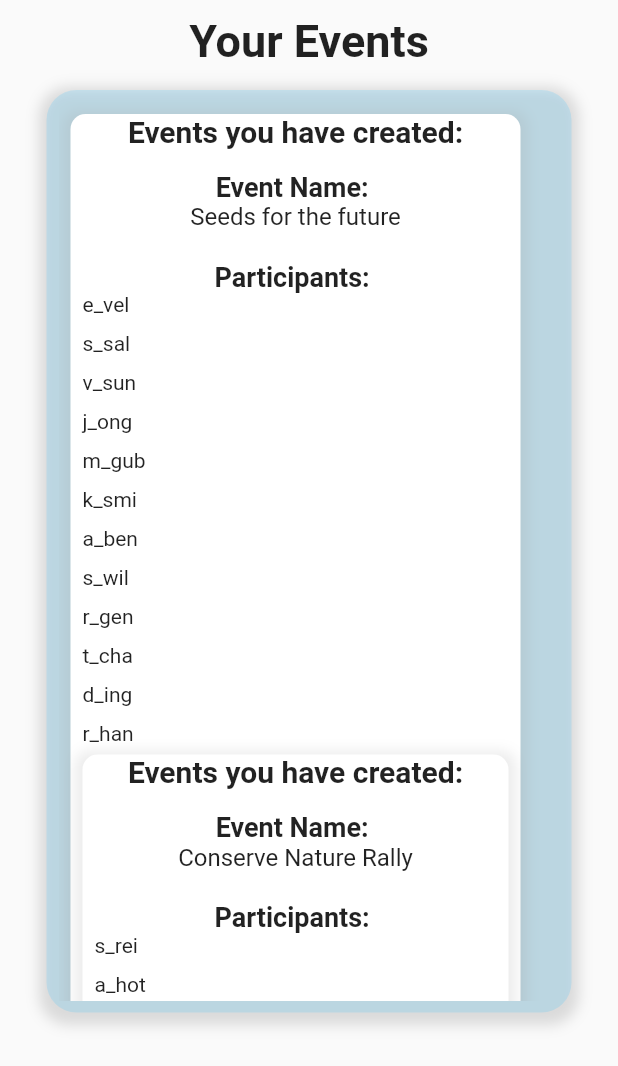
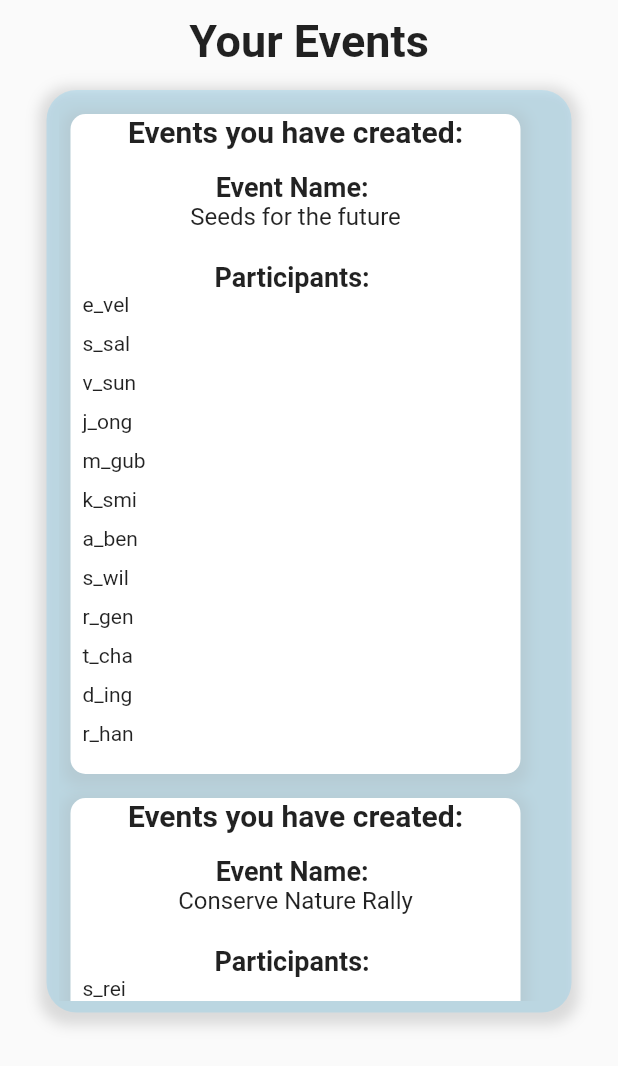
Before and after one commit to shamasaleem/flutter_app_eco_act2020, a Flutter app: the YourCreatedEvents screen opened directly, on a phone screen of 412 x 824 dp. Shown: the top 1066 px of the screen. Run offline on Flutter 3.47's test engine with Material 2 defaults, Android fonts, the phone set to English and light mode, and no system bars; our stand-ins replace curved_navigation_bar.

Commit message:
fixed up event roster containers

```diff
--- a/lib/main.dart
+++ b/lib/main.dart
@@ -27,7 +27,7 @@ class MyApp extends StatelessWidget {
   Widget build(BuildContext context) {
     return MaterialApp(
       title: 'Welcome to Flutter',
-      home: ChateFeature(),
+      home: YourCreatedEvents(),
     );
   }
 }
--- a/lib/screens/event_roster.dart
+++ b/lib/screens/event_roster.dart
@@ -45,7 +45,7 @@ class _YourCreatedEventsState extends State<YourCreatedEvents> {
                       Padding(
                         padding: const EdgeInsets.all(8.0),
                         child: Container(
-                          height: 900,
+                          height: 440,
                           width: 300,
                           decoration: BoxDecoration (
                             color: Colors.white,
@@ -105,6 +105,11 @@ class _YourCreatedEventsState extends State<YourCreatedEvents> {
                                       ),
                                     );
                                   },
+                                ),
+                              ),
+
+                            ],
+                          ),
                         ),
                       ),
                       Padding(
@@ -180,10 +185,6 @@ class _YourCreatedEventsState extends State<YourCreatedEvents> {
                   ),
                 ),
               ),
-                    ],
-                  ),
-                ),
-              ),
             ),
           ],
         ),
```
Also changed, not shown: lib/screens/chat_feature.dart (+4 -5 lines), pubspec.lock. Lines whose indentation alone changed are shown as unchanged.
